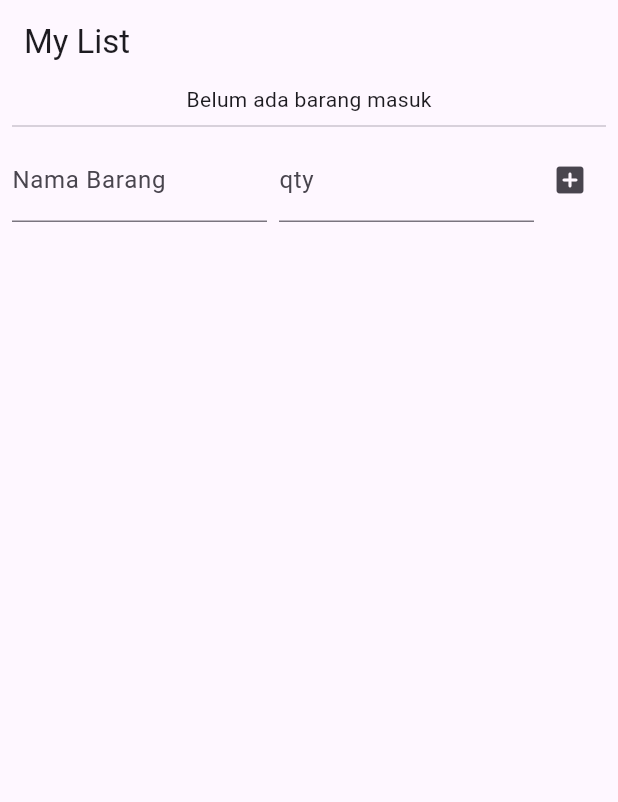
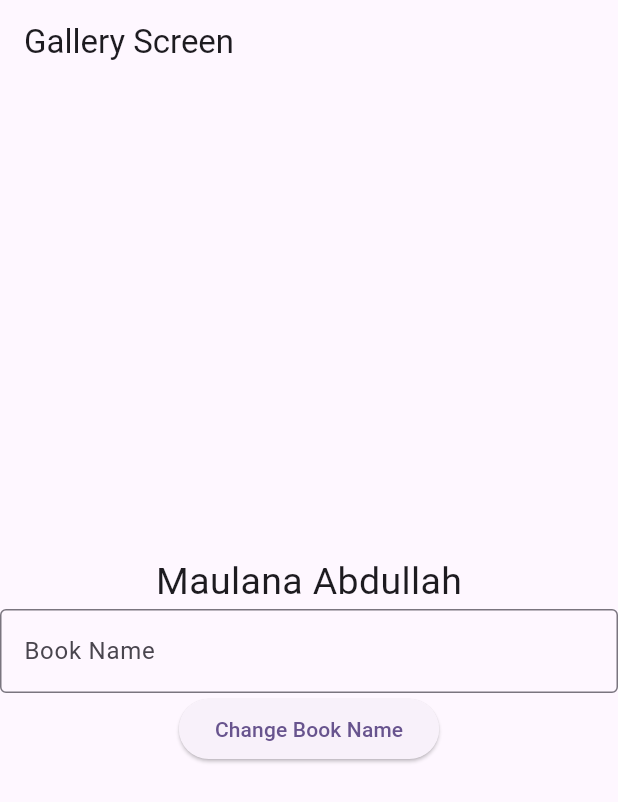
Before and after one commit to siopipin/pengembangan_aplikasi_mobile_flutter, a Flutter app: the screen it shows after launch, on a phone screen of 412 x 824 dp. Shown: the top 802 px of the screen. Run offline on Flutter 3.47's test engine with Material 3 defaults, Android fonts, the phone set to English and light mode, and no system bars.

Commit message:
add gallery screen

```diff
--- /dev/null
+++ b/lib/M09/praktek/gallery_screen.dart
@@ -0,0 +1,41 @@
+import 'package:flutter/material.dart';
+import 'package:pengembangan_aplikasi_mobile_flutter/M09/praktek/providers/book_provider.dart'; //sesuaikan
+import 'package:provider/provider.dart';
+
+class GalleryScreen extends StatelessWidget {
+  const GalleryScreen({super.key});
+
+  @override
+  Widget build(BuildContext context) {
+    final bookProvider = context.read<BookProvider>();
+    final bookWatchProvider = context.watch<BookProvider>();
+
+    return Scaffold(
+      appBar: AppBar(title: Text(bookProvider.titleScreen)),
+      body: Center(
+        child: Column(
+          mainAxisAlignment: MainAxisAlignment.center,
+          children: [
+            Text(
+              bookWatchProvider.bookName,
+              style: TextStyle(fontSize: 25),
+            ),
+            TextField(
+              controller: bookWatchProvider.controller,
+              decoration: InputDecoration(
+                border: OutlineInputBorder(),
+                labelText: "Book Name",
+              ),
+            ),
+            ElevatedButton(
+              onPressed: () {
+                bookProvider.changeKasir = bookWatchProvider.controller.text;
+              },
+              child: Text("Change Book Name"),
+            ),
+          ],
+        ),
+      ),
+    );
+  }
+}
--- a/lib/M09/praktek/mylist_screen.dart
+++ b/lib/M09/praktek/mylist_screen.dart
@@ -15,6 +15,12 @@ class _MyListScreenState extends State<MyListScreen> {
   Widget build(BuildContext context) {
     final myListProvider = context.watch<MyListProvider>();
     final myListReadProvider = context.watch<MyListProvider>();
+
+    initState() {
+      super.initState();
+
+      // task: saat pertama sekali aplikasi dijalankan, kita perlu panggil fungsi fetchData untuk mengambil data dari server (simulasi dengan Future.delayed). Tambahkan fungsi fetchData ini pada provider. (lihat pada file mylist_provider.dart)
+    }
 
     return Scaffold(
       appBar: AppBar(title: const Text("My List")),
@@ -40,6 +46,7 @@ class _MyListScreenState extends State<MyListScreen> {
                     trailing: IconButton(
                       icon: const Icon(Icons.delete),
                       onPressed: () {
+                        // task: pada provider kita perlu simulasikan proses removeProduk ini butuh waktu, maka kita gunakan Future.delayed dengan durasi 2 detik.
                         myListProvider.removeProdukById(barang.nama);
                       },
                     ),
@@ -61,6 +68,9 @@ class _MyListScreenState extends State<MyListScreen> {
                         ),
                       ),
                       const SizedBox(width: 8),
+
+                      // task: tambahkan disini 1 textfield untuk harga barang.
+
                       Expanded(
                           child: TextField(
                         controller: myListProvider.qtyBarangController,
@@ -78,6 +88,7 @@ class _MyListScreenState extends State<MyListScreen> {
                           await myListReadProvider.addProduk(
                             Produk(
                               nama: myListProvider.namaBarangController.text,
+                              // task: tambahkan harga disini. (maka perlu menambahkan harga di model produk_model.dart)
                               stok: int.parse(
                                   myListProvider.qtyBarangController.text),
                             ),
--- /dev/null
+++ b/lib/M09/praktek/providers/book_provider.dart
@@ -0,0 +1,13 @@
+import 'package:flutter/material.dart';
+
+class BookProvider extends ChangeNotifier {
+  String titleScreen = "Gallery Screen";
+  TextEditingController controller = TextEditingController();
+
+  String _bookName = "Maulana Abdullah";
+  String get bookName => _bookName;
+  set changeKasir(String newBookName) {
+    _bookName = newBookName;
+    notifyListeners();
+  }
+}
--- a/lib/M09/praktek/providers/mylist_provider.dart
+++ b/lib/M09/praktek/providers/mylist_provider.dart
@@ -31,6 +31,9 @@ class MyListProvider extends ChangeNotifier {
     notifyListeners();
   }
 
+  // lengkapi fungsi ini untuk simulasi pengambilan data dari server (gunakan future.delayed). Saat fungsi ini dipanggil, maka isLoading harus diubah menjadi true, kemudian tambahkan 1 sampel data Produk dan setelah proses selesai isLoading harus diubah menjadi false.
+  fetchData() {}
+
   addProduk(Produk produk) async {
     try {
       setLoading(true);
--- a/lib/main.dart
+++ b/lib/main.dart
@@ -1,5 +1,6 @@
 import 'package:flutter/material.dart';
-import 'package:pengembangan_aplikasi_mobile_flutter/M09/praktek/mylist_screen.dart';
+import 'package:pengembangan_aplikasi_mobile_flutter/M09/praktek/gallery_screen.dart';
+import 'package:pengembangan_aplikasi_mobile_flutter/M09/praktek/providers/book_provider.dart';
 import 'package:pengembangan_aplikasi_mobile_flutter/M09/praktek/providers/mylist_provider.dart';
 import 'package:provider/provider.dart';
 
@@ -8,6 +9,7 @@ void main() {
     providers: [
       // tambahkan class provider lain disini
       ChangeNotifierProvider(create: (context) => MyListProvider()),
+      ChangeNotifierProvider(create: (context) => BookProvider()),
     ],
     child: const MyApp(),
   ));
@@ -25,7 +27,7 @@ class MyApp extends StatelessWidget {
         colorScheme: ColorScheme.fromSeed(seedColor: Colors.deepPurple),
         useMaterial3: true,
       ),
-      home: const MyListScreen(),
+      home: GalleryScreen(),
     );
   }
 }
```
